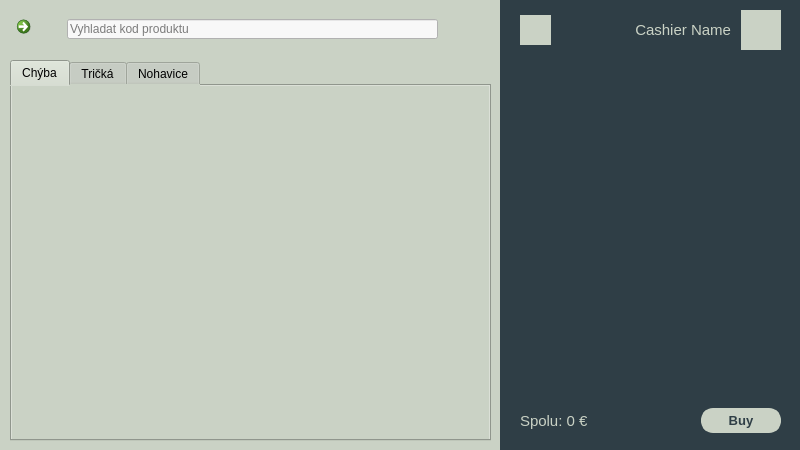
Qt form source/code/main.ui (tomas-magat/camels-eshop-infosystem) before a commit.
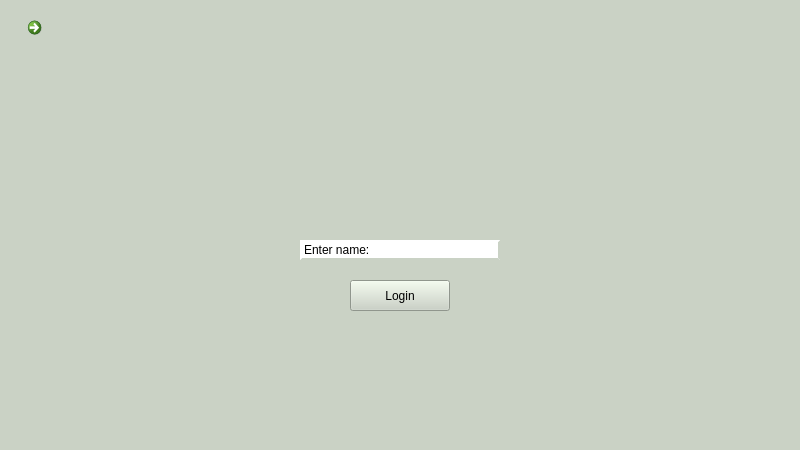
The same form after that commit. Icons and pictures are not drawn.

Commit message: Add login page - QT desing

What changed in the file:
```diff
--- a/source/code/main.ui
+++ b/source/code/main.ui
@@ -50,7 +50,7 @@
      </rect>
     </property>
     <property name="currentIndex">
-     <number>3</number>
+     <number>1</number>
     </property>
     <widget class="QWidget" name="portal">
      <widget class="QWidget" name="left" native="true">
@@ -552,6 +552,92 @@
       </layout>
      </widget>
     </widget>
+    <widget class="QWidget" name="login">
+     <widget class="QLabel" name="label">
+      <property name="geometry">
+       <rect>
+        <x>335</x>
+        <y>70</y>
+        <width>130</width>
+        <height>130</height>
+       </rect>
+      </property>
+      <property name="text">
+       <string/>
+      </property>
+      <property name="pixmap">
+       <pixmap>../../assets/icons/user_login_page.png</pixmap>
+      </property>
+      <property name="scaledContents">
+       <bool>true</bool>
+      </property>
+     </widget>
+     <widget class="QPushButton" name="pushButton_2">
+      <property name="geometry">
+       <rect>
+        <x>350</x>
+        <y>280</y>
+        <width>100</width>
+        <height>31</height>
+       </rect>
+      </property>
+      <property name="text">
+       <string>Login</string>
+      </property>
+      <property name="checkable">
+       <bool>false</bool>
+      </property>
+     </widget>
+     <widget class="QCommandLinkButton" name="homeArrow6">
+      <property name="geometry">
+       <rect>
+        <x>20</x>
+        <y>10</y>
+        <width>41</width>
+        <height>41</height>
+       </rect>
+      </property>
+      <property name="styleSheet">
+       <string notr="true">:hover {
+	border: none;
+}</string>
+      </property>
+      <property name="icon">
+       <iconset>
+        <normaloff>../../assets/icons/left-arrow.png</normaloff>../../assets/icons/left-arrow.png</iconset>
+      </property>
+     </widget>
+     <widget class="QLineEdit" name="lineEdit_3">
+      <property name="geometry">
+       <rect>
+        <x>300</x>
+        <y>240</y>
+        <width>200</width>
+        <height>20</height>
+       </rect>
+      </property>
+      <property name="styleSheet">
+       <string notr="true">QLineEdit { 
+    background-color: white;
+    border-style: outset;
+    border-width: 2px;
+    border-color: #cad2c5;
+
+}
+
+QLineEdit:hover { 
+    background-color: rgb(218, 218, 218);
+    border-style: outset;
+    border-width: 2px;
+    border-color: beige;
+
+}</string>
+      </property>
+      <property name="text">
+       <string>Enter name:</string>
+      </property>
+     </widget>
+    </widget>
     <widget class="QWidget" name="databaza">
      <widget class="QWidget" name="left_database" native="true">
       <property name="geometry">
```
The commit also changes 1 other file.
